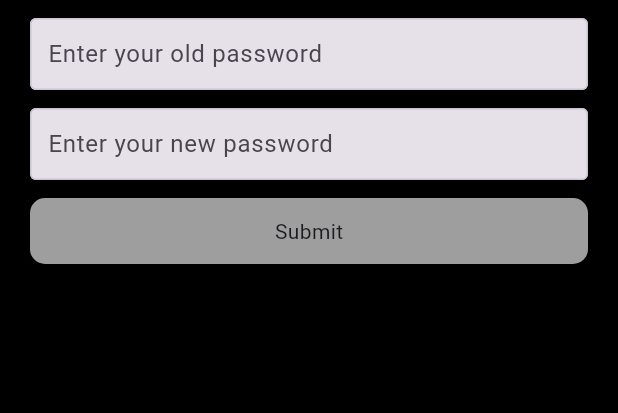
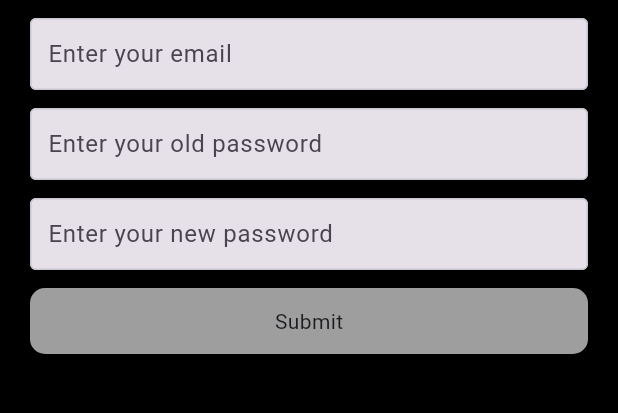
Before and after one commit to Sabra-xD/Threads-Replica, a Flutter app: the screen it shows after launch, on a phone screen of 412 x 824 dp, the part 102-515 px from its top. Run offline on Flutter 3.47's test engine with Material 3 defaults, Android fonts, the phone set to English and light mode, and no system bars; our stand-ins replace get.

Commit message:
Forgot Password Screen Functioning - Styled Auth

```diff
--- a/Frontend/threads_replica/lib/main.dart
+++ b/Frontend/threads_replica/lib/main.dart
@@ -1,7 +1,5 @@
 import 'package:flutter/material.dart';
 import 'package:threads_replica/views/forgot_password.dart';
-import 'package:threads_replica/views/login_screen.dart';
-import 'package:threads_replica/views/signup_screen.dart';
 
 void main() {
   runApp(const MyApp());
--- a/Frontend/threads_replica/lib/views/forgot_password.dart
+++ b/Frontend/threads_replica/lib/views/forgot_password.dart
@@ -1,6 +1,7 @@
 import 'package:flutter/material.dart';
 import 'package:get/get.dart';
 import 'package:threads_replica/controller/forgotPasswordController.dart';
+import 'package:threads_replica/utils/colors.dart';
 import 'package:threads_replica/widgets/text_input_field.dart';
 
 class ForgotPasswordScreen extends StatelessWidget {
@@ -8,8 +9,8 @@ class ForgotPasswordScreen extends StatelessWidget {
 
   @override
   Widget build(BuildContext context) {
-    final forgottPasswordController forgotPasswordController =
-        Get.put(forgottPasswordController());
+    final ForgotPasswordController forgotPasswordController =
+        Get.put(ForgotPasswordController());
     final GlobalKey<FormState> _formKey = GlobalKey<FormState>();
     return Scaffold(
       backgroundColor: Colors.black,
@@ -24,6 +25,12 @@ class ForgotPasswordScreen extends StatelessWidget {
                 child: Column(
                   children: [
                     TextFieldInput(
+                        validator: (value) {
+                          if (value!.isEmpty) {
+                            return "Please enter your username";
+                          }
+                          return null;
+                        },
                         textEditingController:
                             forgotPasswordController.usernameController,
                         hintText: "Enter your username",
@@ -32,14 +39,38 @@ class ForgotPasswordScreen extends StatelessWidget {
                       height: 12,
                     ),
                     TextFieldInput(
+                        validator: (value) {
+                          if (value!.isEmpty) return "Please enter your email";
+                          return null;
+                        },
                         textEditingController:
-                            forgotPasswordController.oldPassowrdController,
+                            forgotPasswordController.emailController,
+                        hintText: "Enter your email",
+                        textInputType: TextInputType.text),
+                    const SizedBox(
+                      height: 12,
+                    ),
+                    TextFieldInput(
+                        validator: (value) {
+                          if (value!.isEmpty) {
+                            return "Please enter your old password";
+                          }
+                          return null;
+                        },
+                        textEditingController:
+                            forgotPasswordController.oldPasswordController,
                         hintText: "Enter your old password",
                         textInputType: TextInputType.text),
                     const SizedBox(
                       height: 12,
                     ),
                     TextFieldInput(
+                        validator: (value) {
+                          if (value!.isEmpty) {
+                            return "Please enter your new password";
+                          }
+                          return null;
+                        },
                         textEditingController:
                             forgotPasswordController.newPasswordController,
                         hintText: "Enter your new password",
@@ -49,10 +80,20 @@ class ForgotPasswordScreen extends StatelessWidget {
                     ),
                   ],
                 )),
+            Obx(() {
+              return AnimatedOpacity(
+                opacity:
+                    forgotPasswordController.statusCode.value > 0 ? 1.0 : 0.0,
+                duration:
+                    const Duration(seconds: 1), // Adjust the duration as needed
+                child: _buildContent(forgotPasswordController),
+              );
+            }),
             InkWell(
               onTap: () {
                 if (_formKey.currentState!.validate()) {
                   //Call the function here.
+                  forgotPasswordController.forgotPassword();
                 }
               },
               child: Container(
@@ -74,3 +115,30 @@ class ForgotPasswordScreen extends StatelessWidget {
     );
   }
 }
+
+Widget _buildContent(ForgotPasswordController forgotPasswordController) {
+  if (forgotPasswordController.statusCode.value == 200) {
+    return Container(
+      padding: const EdgeInsets.all(15),
+      child: const Text(
+        "Password was changed successfully",
+        style: TextStyle(color: Colors.lightBlue, fontSize: 12),
+      ),
+    );
+  } else {
+    if (forgotPasswordController.statusCode.value > 0) {
+      return Container(
+        padding: const EdgeInsets.all(15),
+        child: Text(
+          forgotPasswordController.problemType.value,
+          style: const TextStyle(
+              color: Colors.redAccent,
+              fontSize: 12,
+              fontWeight: FontWeight.w900),
+        ),
+      );
+    } else {
+      return Container();
+    }
+  }
+}
```
Also changed, not shown: Frontend/threads_replica/lib/controller/forgotPasswordController.dart (+44 -3 lines), Frontend/threads_replica/lib/controller/signUpController.dart (+11 -0 lines), Frontend/threads_replica/lib/widgets/building_response_widget_auth.dart (added, +60 -0 lines).
